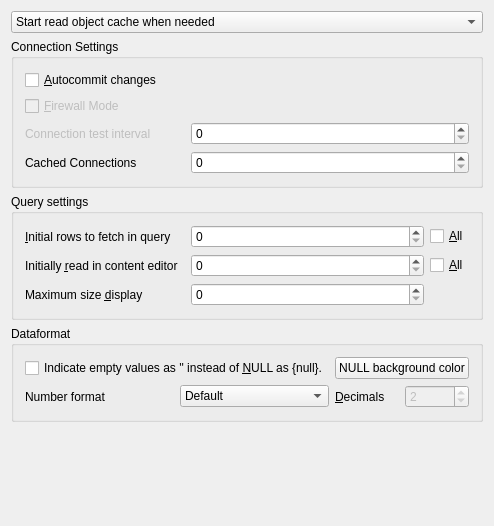
Old version of the form src/core/todatabasesettingui.ui in the repository tora-tool/tora.
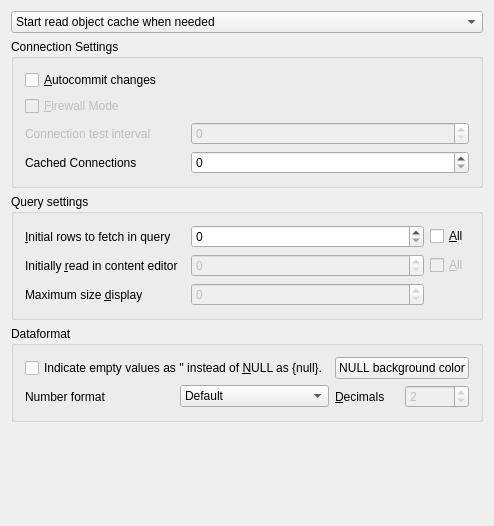
New version of the form.

Patch:
```diff
--- a/src/core/todatabasesettingui.ui
+++ b/src/core/todatabasesettingui.ui
@@ -74,6 +74,9 @@
       </item>
       <item row="2" column="1">
        <widget class="QSpinBox" name="MaxColDisp">
+        <property name="enabled">
+         <bool>false</bool>
+        </property>
         <property name="sizePolicy">
          <sizepolicy hsizetype="Minimum" vsizetype="Fixed">
           <horstretch>1</horstretch>
@@ -87,6 +90,9 @@
       </item>
       <item row="1" column="1">
        <widget class="QSpinBox" name="MaxContent">
+        <property name="enabled">
+         <bool>false</bool>
+        </property>
         <property name="sizePolicy">
          <sizepolicy hsizetype="Minimum" vsizetype="Fixed">
           <horstretch>1</horstretch>
@@ -148,6 +154,9 @@
       </item>
       <item row="1" column="2">
        <widget class="QCheckBox" name="UnlimitedContent">
+        <property name="enabled">
+         <bool>false</bool>
+        </property>
         <property name="text">
          <string>&amp;All</string>
         </property>
@@ -315,6 +324,9 @@
       </item>
       <item row="2" column="1">
        <widget class="QSpinBox" name="ConnTestInterval">
+        <property name="enabled">
+         <bool>false</bool>
+        </property>
         <property name="sizePolicy">
          <sizepolicy hsizetype="Minimum" vsizetype="Fixed">
           <horstretch>1</horstretch>
```
Left out of the diff: 13 changed lines with no effect on the pictures.
